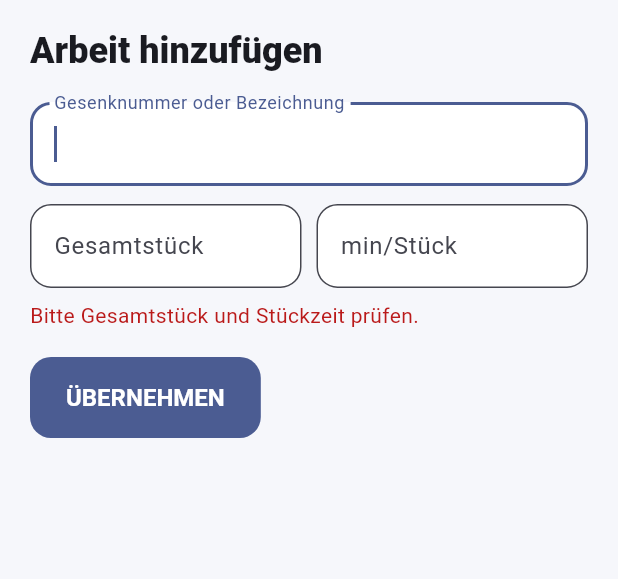
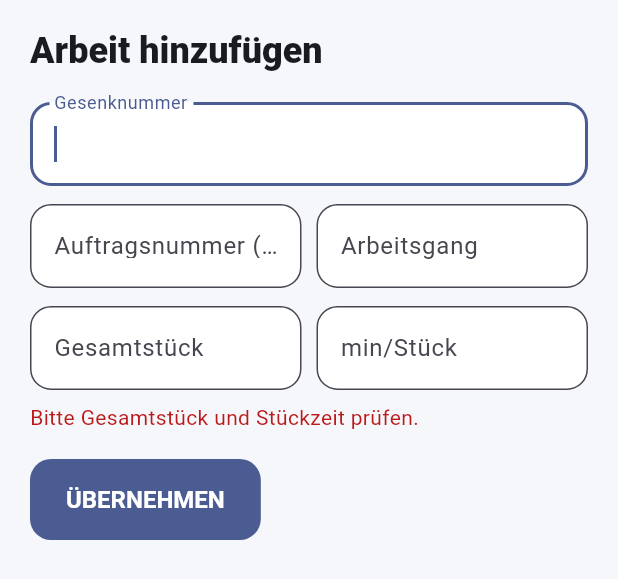
Before and after one commit to heinrichheinrichson-bit/WerkMate, a Flutter app: the WorkItemSheet widget shown alone on an empty page, opened directly, after a tap on "ÜBERNEHMEN", on a phone screen of 412 x 824 dp. Shown: the top 579 px of the screen. Run offline on Flutter 3.47's test engine with Material 3 defaults, Android fonts, the light colour scheme and no system bars; our stand-ins replace clock, shared_preferences, timezone; missing offline and left inert: flutter_local_notifications_linux, flutter_local_notifications_platform_interface, flutter_local_notifications_windows; accounts and stored records are empty.

Commit message:
Add persistent work alarms and order identity

```diff
--- a/mobile/lib/domain.dart
+++ b/mobile/lib/domain.dart
@@ -51,24 +51,39 @@ class ShiftWindow {
 class WorkItem {
   const WorkItem({
     required this.id,
-    required this.name,
+    required this.dieNumber,
+    this.orderNumber = '',
+    this.operation = '',
     required this.quantity,
     required this.minutesPerPiece,
   });
-  final String id, name;
+  final String id, orderNumber, dieNumber, operation;
   final int quantity;
   final double minutesPerPiece;
 
+  String get name {
+    final details = [
+      if (orderNumber.trim().isNotEmpty) 'Auftrag ${orderNumber.trim()}',
+      if (dieNumber.trim().isNotEmpty) 'Ges. ${dieNumber.trim()}',
+      if (operation.trim().isNotEmpty) operation.trim().toUpperCase(),
+    ];
+    return details.isEmpty ? 'Manuelle Arbeit' : details.join(' · ');
+  }
+
   Map<String, Object> toJson() => {
     'id': id,
-    'name': name,
+    'orderNumber': orderNumber,
+    'dieNumber': dieNumber,
+    'operation': operation,
     'quantity': quantity,
     'minutesPerPiece': minutesPerPiece,
   };
 
   factory WorkItem.fromJson(Map<String, dynamic> json) => WorkItem(
     id: json['id'] as String,
-    name: json['name'] as String,
+    orderNumber: json['orderNumber'] as String? ?? '',
+    dieNumber: json['dieNumber'] as String? ?? json['name'] as String? ?? '',
+    operation: json['operation'] as String? ?? '',
     quantity: json['quantity'] as int,
     minutesPerPiece: (json['minutesPerPiece'] as num).toDouble(),
   );
--- a/mobile/lib/main.dart
+++ b/mobile/lib/main.dart
@@ -528,12 +528,15 @@ class WorkItemSheet extends StatefulWidget {
 }
 
 class _WorkItemSheetState extends State<WorkItemSheet> {
-  late final TextEditingController name, quantity, minutes;
+  late final TextEditingController orderNumber, dieNumber, operation;
+  late final TextEditingController quantity, minutes;
   String? error;
   @override
   void initState() {
     super.initState();
-    name = TextEditingController(text: widget.item?.name ?? '');
+    orderNumber = TextEditingController(text: widget.item?.orderNumber ?? '');
+    dieNumber = TextEditingController(text: widget.item?.dieNumber ?? '');
+    operation = TextEditingController(text: widget.item?.operation ?? '');
     quantity = TextEditingController(
       text: widget.item?.quantity.toString() ?? '',
     );
@@ -562,11 +565,33 @@ class _WorkItemSheetState extends State<WorkItemSheet> {
         ),
         const SizedBox(height: 18),
         TextField(
-          controller: name,
+          controller: dieNumber,
           autofocus: true,
-          decoration: const InputDecoration(
-            labelText: 'Gesenknummer oder Bezeichnung',
-          ),
+          decoration: const InputDecoration(labelText: 'Gesenknummer'),
+        ),
+        const SizedBox(height: 12),
+        Row(
+          children: [
+            Expanded(
+              child: TextField(
+                controller: orderNumber,
+                decoration: const InputDecoration(
+                  labelText: 'Auftragsnummer (optional)',
+                ),
+              ),
+            ),
+            const SizedBox(width: 10),
+            Expanded(
+              child: TextField(
+                controller: operation,
+                textCapitalization: TextCapitalization.characters,
+                decoration: const InputDecoration(
+                  labelText: 'Arbeitsgang',
+                  hintText: 'z. B. FP',
+                ),
+              ),
+            ),
+          ],
         ),
         const SizedBox(height: 12),
         Row(
@@ -614,7 +639,9 @@ class _WorkItemSheetState extends State<WorkItemSheet> {
       context,
       WorkItem(
         id: widget.item?.id ?? DateTime.now().microsecondsSinceEpoch.toString(),
-        name: name.text.trim().isEmpty ? 'Manuelle Arbeit' : name.text.trim(),
+        orderNumber: orderNumber.text.trim(),
+        dieNumber: dieNumber.text.trim(),
+        operation: operation.text.trim().toUpperCase(),
         quantity: amount,
         minutesPerPiece: pieceTime,
       ),
@@ -793,6 +820,14 @@ class _TodayPageState extends State<TodayPage> {
             icon: const Icon(Icons.more_time),
             label: const Text('ICH BRAUCHE LÄNGER'),
           ),
+          if (overdue) ...[
+            const SizedBox(height: 8),
+            OutlinedButton.icon(
+              onPressed: silenceAlarm,
+              icon: const Icon(Icons.notifications_off_outlined),
+              label: const Text('ALARM STUMMSCHALTEN'),
+            ),
+          ],
         ],
       ],
     );
@@ -843,6 +878,16 @@ class _TodayPageState extends State<TodayPage> {
       alarmed = false;
     });
     widget.onSessionChanged(index >= widget.steps.length ? null : _snapshot());
+  }
+
+  void silenceAlarm() {
+    AlarmService.instance.cancel();
+    setState(() => alarmed = true);
+    ScaffoldMessenger.of(context).showSnackBar(
+      const SnackBar(
+        content: Text('Alarm stumm – die aktuelle Arbeit läuft weiter.'),
+      ),
+    );
   }
 
   Future<void> extend() async {
--- a/mobile/pubspec.yaml
+++ b/mobile/pubspec.yaml
@@ -16,7 +16,7 @@ publish_to: 'none' # Remove this line if you wish to publish to pub.dev
 # https://developer.apple.com/library/archive/documentation/General/Reference/InfoPlistKeyReference/Articles/CoreFoundationKeys.html
 # In Windows, build-name is used as the major, minor, and patch parts
 # of the product and file versions while build-number is used as the build suffix.
-version: 0.2.0+2
+version: 0.3.0+3
 
 environment:
   sdk: ^3.12.2
```
Also changed, not shown: mobile/lib/alarm_service.dart (+12 -4 lines), 3 other files.
